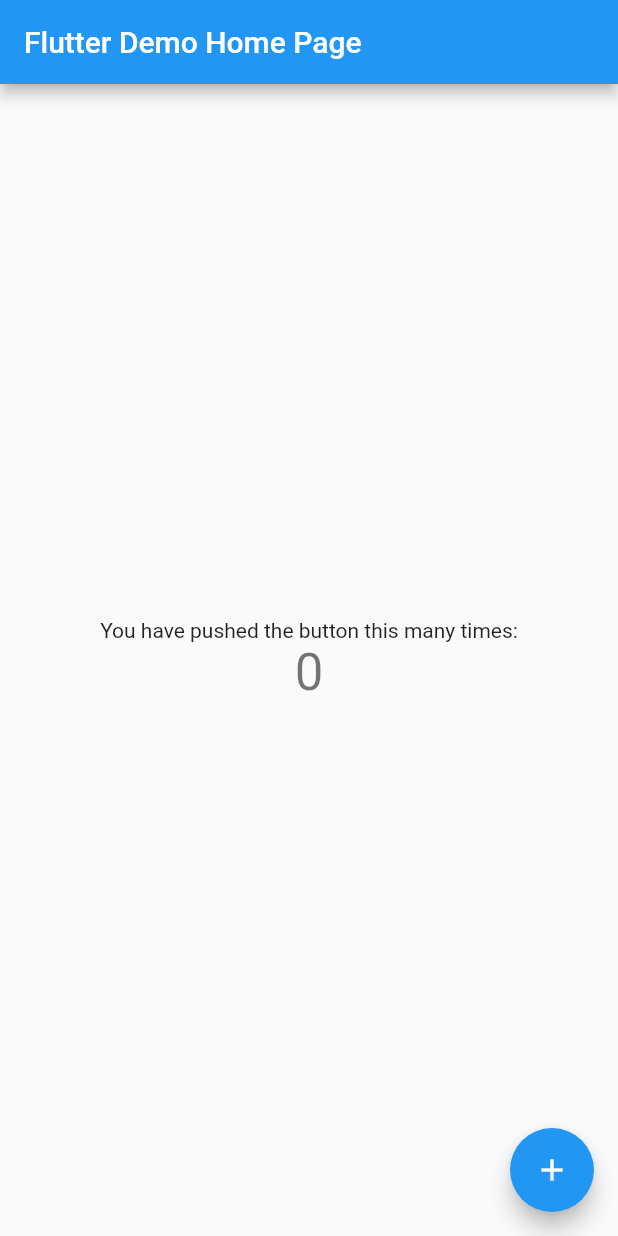
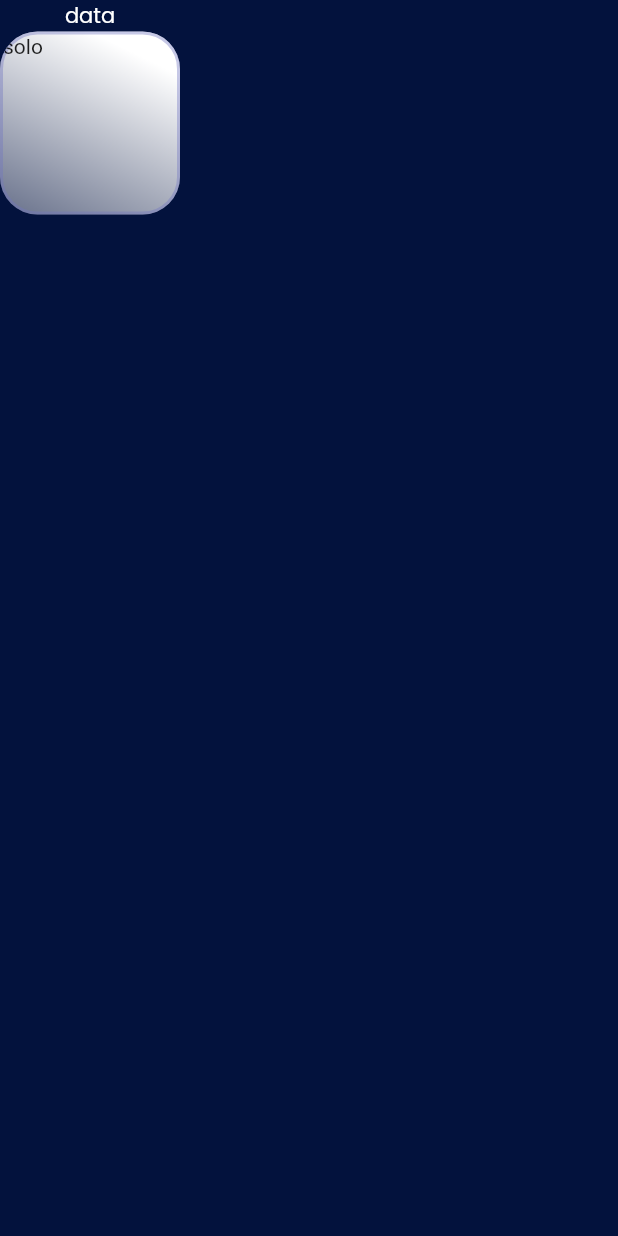
Before and after one commit to Andtit4/tifluwy, a Flutter app: the screen it shows after launch, on a phone screen of 412 x 824 dp. Run offline on Flutter 3.47's test engine with Material 2 defaults, Android fonts, the phone set to English and light mode, and no system bars; our stand-ins replace get, google_fonts.

Commit message:
modified:   lib/constants.dart

```diff
--- a/lib/constants.dart
+++ b/lib/constants.dart
@@ -2,7 +2,13 @@ import 'package:flutter/material.dart';
 import 'package:google_fonts/google_fonts.dart';
 
 const white = Colors.white;
+const blue = Colors.blue;
+const red = Colors.red;
+const green = Colors.green;
+const yellow = Colors.yellow;
+const uiPurple = Color.fromARGB(255, 113, 117, 193);
 const uiBgBlack = Color(0xFF03123D);
 
+
 //Font
-final poppins = GoogleFonts.poppins();
+// final poppins = GoogleFonts.poppins();
--- a/lib/main.dart
+++ b/lib/main.dart
@@ -1,115 +1,48 @@
+// ignore_for_file: prefer_const_constructors
+
 import 'package:flutter/material.dart';
+import 'package:get/get_navigation/get_navigation.dart';
+import 'package:google_fonts/google_fonts.dart';
+import 'package:kit/constants.dart';
+import 'package:kit/widgets/card.dart';
 
 void main() {
-  runApp(const MyApp());
+  runApp(GetMaterialApp(
+    debugShowCheckedModeBanner: false,
+    home: HomePage(),
+  ));
 }
 
-class MyApp extends StatelessWidget {
-  const MyApp({super.key});
+class HomePage extends StatefulWidget {
+  const HomePage({super.key});
 
-  // This widget is the root of your application.
+  @override
+  State<HomePage> createState() => _HomePageState();
+}
+
+class _HomePageState extends State<HomePage> {
   @override
   Widget build(BuildContext context) {
-    return MaterialApp(
-      title: 'Flutter Demo',
-      theme: ThemeData(
-        // This is the theme of your application.
-        //
-        // Try running your application with "flutter run". You'll see the
-        // application has a blue toolbar. Then, without quitting the app, try
-        // changing the primarySwatch below to Colors.green and then invoke
-        // "hot reload" (press "r" in the console where you ran "flutter run",
-        // or simply save your changes to "hot reload" in a Flutter IDE).
-        // Notice that the counter didn't reset back to zero; the application
-        // is not restarted.
-        primarySwatch: Colors.blue,
+    return Scaffold(
+      backgroundColor: uiBgBlack,
+      body: SafeArea(
+        child: Column(
+          children: [
+            Text(
+              "data",
+              style: GoogleFonts.poppins(color: white),
+            ),
+            TwUiCard(
+              width: 120,
+              height: 122,
+              color: white,
+              borderColor: uiPurple,
+              boxshadowColor: Colors.transparent,
+              text: 'solo',
+            )
+          ],
+        ),
       ),
-      home: const MyHomePage(title: 'Flutter Demo Home Page'),
     );
   }
 }
-
-class MyHomePage extends StatefulWidget {
-  const MyHomePage({super.key, required this.title});
-
-  // This widget is the home page of your application. It is stateful, meaning
-  // that it has a State object (defined below) that contains fields that affect
-  // how it looks.
-
-  // This class is the configuration for the state. It holds the values (in this
-  // case the title) provided by the parent (in this case the App widget) and
-  // used by the build method of the State. Fields in a Widget subclass are
-  // always marked "final".
-
-  final String title;
-
-  @override
-  State<MyHomePage> createState() => _MyHomePageState();
-}
-
-class _MyHomePageState extends State<MyHomePage> {
-  int _counter = 0;
-
-  void _incrementCounter() {
-    setState(() {
-      // This call to setState tells the Flutter framework that something has
-      // changed in this State, which causes it to rerun the build method below
-      // so that the display can reflect the updated values. If we changed
-      // _counter without calling setState(), then the build method would not be
-      // called again, and so nothing would appear to happen.
-      _counter++;
-    });
-  }
-
-  @override
-  Widget build(BuildContext context) {
-    // This method is rerun every time setState is called, for instance as done
-    // by the _incrementCounter method above.
-    //
-    // The Flutter framework has been optimized to make rerunning build methods
-    // fast, so that you can just rebuild anything that needs updating rather
-    // than having to individually change instances of widgets.
-    return Scaffold(
-      appBar: AppBar(
-        // Here we take the value from the MyHomePage object that was created by
-        // the App.build method, and use it to set our appbar title.
-        title: Text(widget.title),
-      ),
-      body: Center(
-        // Center is a layout widget. It takes a single child and positions it
-        // in the middle of the parent.
-        child: Column(
-          // Column is also a layout widget. It takes a list of children and
-          // arranges them vertically. By default, it sizes itself to fit its
-          // children horizontally, and tries to be as tall as its parent.
-          //
-          // Invoke "debug painting" (press "p" in the console, choose the
-          // "Toggle Debug Paint" action from the Flutter Inspector in Android
-          // Studio, or the "Toggle Debug Paint" command in Visual Studio Code)
-          // to see the wireframe for each widget.
-          //
-          // Column has various properties to control how it sizes itself and
-          // how it positions its children. Here we use mainAxisAlignment to
-          // center the children vertically; the main axis here is the vertical
-          // axis because Columns are vertical (the cross axis would be
-          // horizontal).
-          mainAxisAlignment: MainAxisAlignment.center,
-          children: <Widget>[
-            const Text(
-              'You have pushed the button this many times:',
-            ),
-            Text(
-              '$_counter',
-              style: Theme.of(context).textTheme.headline4,
-            ),
-          ],
-        ),
-      ),
-      floatingActionButton: FloatingActionButton(
-        onPressed: _incrementCounter,
-        tooltip: 'Increment',
-        child: const Icon(Icons.add),
-      ), // This trailing comma makes auto-formatting nicer for build methods.
-    );
-  }
-}
--- /dev/null
+++ b/lib/widgets/card.dart
@@ -0,0 +1,46 @@
+import 'package:flutter/material.dart';
+
+class TwUiCard extends StatelessWidget {
+  const TwUiCard(
+      {Key? key,
+      required this.width,
+      required this.height,
+      required this.borderColor,
+      required this.color,
+      required this.boxshadowColor,
+      required this.text
+      })
+      : super(key: key);
+  final double width;
+  final double height;
+  final Color color;
+  final Color borderColor;
+  final Color boxshadowColor;
+  final String text;
+
+  @override
+  Widget build(BuildContext context) {
+    return Container(
+      width: width,
+      height: height,
+      clipBehavior: Clip.hardEdge,
+      decoration: BoxDecoration(
+          color: Colors.white,
+          border: Border.all(width: 2, color: borderColor.withOpacity(.4)),
+          borderRadius: BorderRadius.circular(25),
+          gradient: LinearGradient(colors: [
+            color,
+            // const Color.fromARGB(255, 113, 117, 193).withOpacity(.1),
+            Colors.white.withOpacity(.4)
+          ], begin: Alignment.topCenter, end: Alignment.bottomLeft),
+          boxShadow: [
+            BoxShadow(
+                color: boxshadowColor,
+                spreadRadius: 3,
+                blurRadius: 12,
+                offset: const Offset(3, 3))
+          ]),
+          child: Text(text),
+    );
+  }
+}
```
